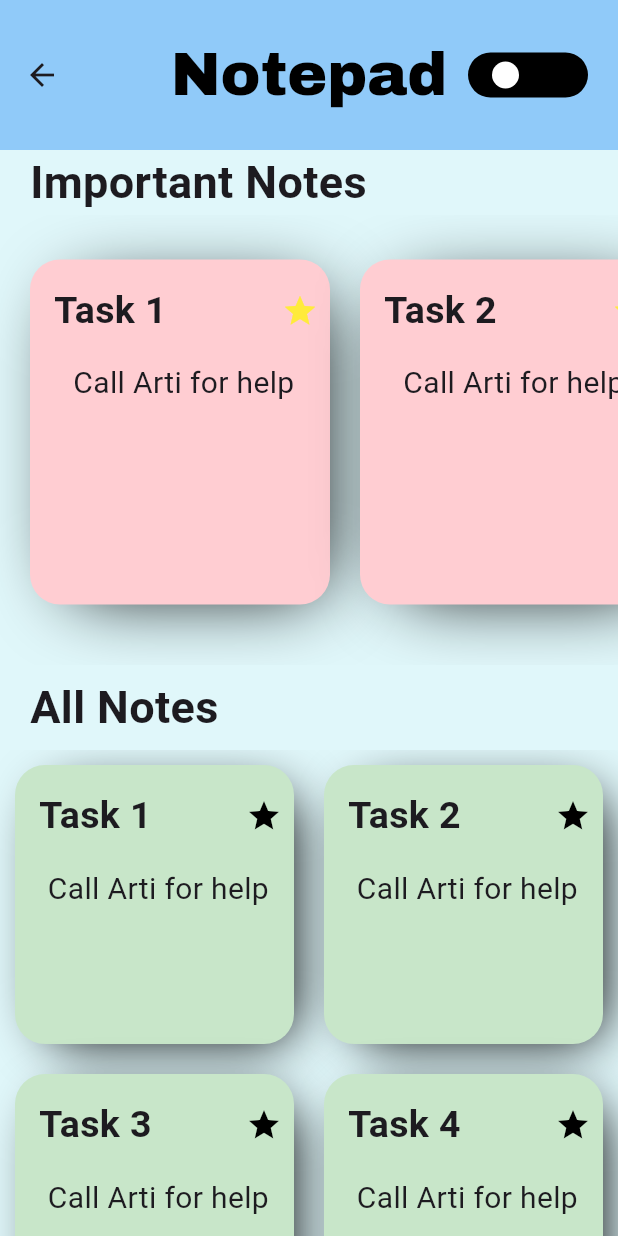
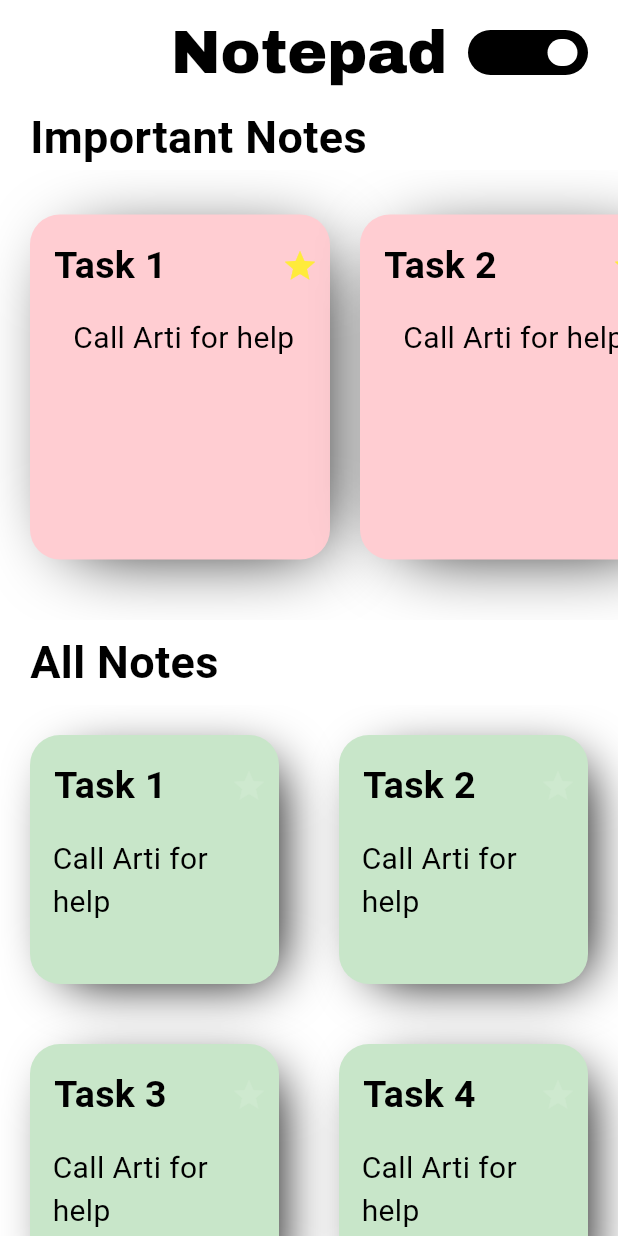
Before and after one commit to Akshad11/NotePad, a Flutter app: the Homepage screen opened directly, on a phone screen of 412 x 824 dp. Run offline on Flutter 3.47's test engine with Material 3 defaults, Android fonts, the phone set to English and light mode, and no system bars.

Commit message:
new changes in Note Page and added Dark mode for Home page

```diff
--- a/lib/pages/components/togglebutton.dart
+++ b/lib/pages/components/togglebutton.dart
@@ -60,7 +60,7 @@
           height: 30,
           padding: EdgeInsets.fromLTRB(0, 6, 0, 6),
           decoration: BoxDecoration(
-              color: isChecked ? Colors.white : Colors.black,
+              color: isChecked ? Colors.white54 : Colors.black,
               borderRadius: BorderRadius.all(
                 Radius.circular(40),
               ),
--- a/lib/pages/homepage.dart
+++ b/lib/pages/homepage.dart
@@ -1,7 +1,7 @@
+import 'dart:ui';
+
 import 'package:flutter/cupertino.dart';
 import 'package:flutter/material.dart';
-import 'package:noteapp/pages/components/togglebutton.dart';
-import 'package:noteapp/pages/components/datamodel.dart';
 import 'package:noteapp/pages/notepage.dart';
 
 class Homepage extends StatefulWidget {
@@ -11,7 +11,30 @@
 }
 
 class _HomepageState extends State<Homepage> {
-  final List<Color> lightColors  = [Colors.blue.shade200, Colors.black,Colors.white,Colors.orange,Colors.lightBlueAccent, Colors.greenAccent];
+  final List<Color> lightColors  = [
+    Colors.black,
+    Colors.red.shade100,
+    Colors.green.shade100,
+    Colors.white,
+    Colors.white,
+  ];
+  bool isDarkmode = false;
+  Alignment active_Align = Alignment.centerRight;
+
+
+  Color active_text_Color = Colors.black;
+  Color active_imptNotes_Color = Colors.red.shade100;
+  Color active_allNotes_Color = Colors.green.shade100;
+  Color active_appbar_Color = Colors.white;
+  Color active_appbg_Color = Colors.white;
+
+  final List<Color> darkColors  = [
+    Colors.white,
+    Colors.white10,
+    Colors.white10,
+    Colors.white12,
+    Colors.black,
+  ];
 
   final List<List<String>> impNotesData = [
     ['Task 1', 'Call Arti for help','T'],
@@ -45,25 +68,25 @@
   @override
   Widget build(BuildContext context) {
     return Scaffold(
-      backgroundColor: Colors.cyan[50],
+      backgroundColor: active_appbg_Color,
       appBar: AppBar(
-        toolbarHeight: 100,
+        toolbarHeight: 70,
         title: Text('Notepad',
         style: TextStyle(
           fontFamily: 'Achico',
           fontSize: 40,
          // fontWeight: FontWeight.bold,
-          color: lightColors[1],
+          color: active_text_Color,
 
         ),
         ),
         actions: [
           Container(
             margin: EdgeInsets.only(right: 20),
-            child: CrazySwitch(),
+            child: togglebutton(),
           )
         ],
-        backgroundColor: lightColors[0],
+        backgroundColor: active_appbar_Color,
         centerTitle: true,
       ),
       body: Container(
@@ -84,6 +107,7 @@
                       padding: const EdgeInsets.only(left: 20.0),
                       child: Text('Important Notes',
                       style: TextStyle(
+                        color: active_text_Color,
                         fontSize: 30,
                         fontWeight: FontWeight.bold,
                       ),
@@ -131,6 +155,7 @@
                         padding: const EdgeInsets.only(left: 20),
                         child: Text('All Notes',
                           style: TextStyle(
+                            color: active_text_Color,
                           fontSize: 30,
                           fontWeight: FontWeight.bold,
                         ),
@@ -144,7 +169,7 @@
                     child: GridView.builder(
                         itemBuilder: (context, index) {
                           return Padding(
-                            padding: const EdgeInsets.all(10.0),
+                            padding: const EdgeInsets.all(20.0),
                             child: InkWell(
                                 onTap: (){
                                   Navigator.push(context,
@@ -152,7 +177,7 @@
                                           (context) => NotePage())
                                   );
                                 },
-                                child: allNotes(index, allNotesData)),
+                                child: allNotes(index)),
                           );
                         },
                         itemCount: allNotesData.length,
@@ -176,7 +201,7 @@
       width: 200,
       height: 200,
       decoration: BoxDecoration(
-        color: Colors.red[100],
+        color: active_imptNotes_Color,
         borderRadius: BorderRadius.circular(20),
         boxShadow:[ BoxShadow(
           color: Color(0x000000).withOpacity(1),
@@ -204,6 +229,7 @@
                       padding: const EdgeInsets.all(8.0),
                       child: Text( impNotesData[index][0],
                       style: TextStyle(
+                        color: active_text_Color,
                         fontSize: 25,
                         fontWeight: FontWeight.w600
                       ),
@@ -222,6 +248,7 @@
               child: Text(
                 impNotesData[index][1],
                 style: TextStyle(
+                  color: active_text_Color,
                   fontSize: 20,
                 ),
               ),
@@ -231,14 +258,12 @@
       ),
     );
   }
-}
-
- Widget allNotes(index , allNotesData){
+  Widget allNotes(index){
     return Container(
       width: 200,
       height: 200,
       decoration: BoxDecoration(
-        color: Colors.green[100],
+          color: active_allNotes_Color,
           borderRadius: BorderRadius.circular(20),
           boxShadow:[ BoxShadow(
             color: Color(0x000000).withOpacity(1),
@@ -261,13 +286,14 @@
                     padding: const EdgeInsets.all(8.0),
                     child: Text(allNotesData[index][0],
                       style: TextStyle(
+                          color: active_text_Color,
                           fontSize: 25,
                           fontWeight: FontWeight.w600
                       ),
                     ),
                   ),
                   Icon(Icons.star,
-                  color: Colors.black,)
+                    color: darkColors[1],)
                 ],
               ),
             ),
@@ -278,6 +304,7 @@
               child: Text(
                 allNotesData[index][1],
                 style: TextStyle(
+                  color: active_text_Color,
                   fontSize: 20,
                 ),
               ),
@@ -287,3 +314,60 @@
       ),
     );
   }
+
+
+
+  Widget togglebutton() {
+    return InkWell(
+      onTap: () {
+        setState(() {
+          changeAligment();
+        });
+      },
+      child: Container(
+        width: 80,
+        height: 30,
+        padding: EdgeInsets.only(top: 6, bottom: 6, right: 7, left: 7),
+        decoration: BoxDecoration(
+            color: isDarkmode ? Colors.white54 : Colors.black,
+            borderRadius: BorderRadius.circular(20)
+        ),
+        child: Stack(
+          children: [
+            Align(
+              alignment: active_Align,
+              child: Container(
+                width: 20,
+                height: 20,
+                decoration: BoxDecoration(
+                    color: isDarkmode ? Colors.black : Colors.white,
+                    borderRadius: BorderRadius.circular(50)
+                ),
+              ),
+            )
+          ],
+        ),
+      ),
+    );
+  }
+  void changeAligment(){
+    if (isDarkmode){
+      isDarkmode = false;
+      active_Align = Alignment.centerRight;
+      active_text_Color = lightColors[0];
+      active_imptNotes_Color =lightColors[1];
+      active_allNotes_Color = lightColors[2];
+      active_appbar_Color = lightColors[3];
+      active_appbg_Color = lightColors[4];
+    }else{
+      isDarkmode = true;
+      active_Align = Alignment.centerLeft;
+      active_text_Color = darkColors[0];
+      active_imptNotes_Color =darkColors[1];
+      active_allNotes_Color = darkColors[2];
+      active_appbar_Color = darkColors[3];
+      active_appbg_Color = darkColors[4];
+    }
+
+  }
+}
--- a/lib/pages/splashscreen.dart
+++ b/lib/pages/splashscreen.dart
@@ -1,10 +1,10 @@
 import 'dart:async';
 
 import 'package:flutter/material.dart';
-import 'package:noteapp/pages/components/togglebutton.dart';
-import 'package:noteapp/pages/components/chatgptcode.dart';
+import 'package:noteapp/pages/components/togglebutton_self.dart';
 import 'package:noteapp/pages/homepage.dart';
 import 'package:noteapp/pages/notepage.dart';
+import 'package:noteapp/pages/components/chatgptcode.dart';
 
 class SplashScreen extends StatefulWidget {
   const SplashScreen({super.key});
@@ -21,7 +21,7 @@
     Timer(Duration(seconds: 2), () {
       Navigator.pushReplacement(
           context, MaterialPageRoute(
-          builder: (Context) => NotePage()
+          builder: (Context) => Homepage()
       )
       );
     });
--- a/pubspec.yaml
+++ b/pubspec.yaml
@@ -35,6 +35,7 @@
   # The following adds the Cupertino Icons font to your application.
   # Use with the CupertinoIcons class for iOS style icons.
   cupertino_icons: ^1.0.6
+  flutter_colorpicker: ^1.1.0
 
 dev_dependencies:
   flutter_test:
```
Also changed, not shown: lib/pages/components/togglebutton_self.dart (added, +29 -0 lines), lib/pages/notepage.dart (+18 -7 lines), pubspec.lock. Lines whose indentation alone changed are shown as unchanged.
